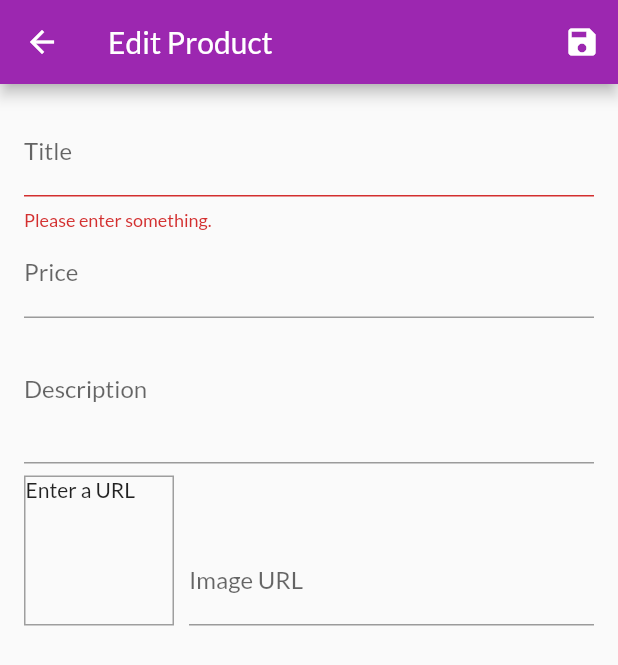
After one commit to furkanayyildiz/shop_app, a Flutter app: the EditProductScreen screen opened by its route, after a tap on the "save" icon, on a phone screen of 412 x 824 dp. The commit adds this screen. Shown: the top 665 px of the screen. Run offline on Flutter 3.47's test engine with Material 2 defaults, Android fonts, the phone set to English and light mode, and no system bars; network calls fail.

Commit message:
edit product screen form added without saving data

```diff
--- a/lib/main.dart
+++ b/lib/main.dart
@@ -10,6 +10,7 @@ import './screens/cart_screen.dart';
 import './providers/orders.dart';
 import './screens/orders_screen.dart';
 import "./screens/user_products_screen.dart";
+import "./screens/edit_product_screen.dart";
 
 void main() => runApp(MyApp());
 
@@ -35,7 +36,9 @@ class MyApp extends StatelessWidget {
           CartScreen.routeName: (ctx) => CartScreen(),
           OrdersScreen.routeName: (ctx) => OrdersScreen(),
           UserProductsScreen.routeName: (ctx) => UserProductsScreen(),
-          }),
+          EditProductScreen.routeName: (ctx) => EditProductScreen(),
+        },
+      ),
     );
   }
 }
--- a/lib/providers/product.dart
+++ b/lib/providers/product.dart
@@ -1,7 +1,7 @@
 import 'package:flutter/foundation.dart';
 
 class Product with ChangeNotifier {
-  final String id;
+  final String? id;
   final String title;
   final String description;
   final double price;
--- /dev/null
+++ b/lib/screens/edit_product_screen.dart
@@ -0,0 +1,190 @@
+import 'package:flutter/material.dart';
+
+import '../providers/product.dart';
+
+class EditProductScreen extends StatefulWidget {
+  static const routeName = '/edit-product';
+
+  @override
+  _EditProductScreenState createState() => _EditProductScreenState();
+}
+
+class _EditProductScreenState extends State<EditProductScreen> {
+  final _priceFocusNode = FocusNode();
+  final _descriptionFocusNode = FocusNode();
+  final _imageUrlController = TextEditingController();
+  final _imageUrlFocusNode = FocusNode();
+  final _form = GlobalKey<FormState>();
+  var _editedProduct = Product(
+    id: null,
+    title: '',
+    price: 0,
+    description: '',
+    imageUrl: '',
+  );
+
+  @override
+  void initState() {
+    _imageUrlFocusNode.addListener(_updateImageUrl);
+    super.initState();
+  }
+
+  @override
+  void dispose() {
+    _imageUrlFocusNode.removeListener(_updateImageUrl);
+    _priceFocusNode.dispose();
+    _descriptionFocusNode.dispose();
+    _imageUrlController.dispose();
+    _imageUrlFocusNode.dispose();
+    super.dispose();
+  }
+
+  void _updateImageUrl() {
+    if (!_imageUrlFocusNode.hasFocus) {
+      setState(() {});
+    }
+  }
+
+  void _saveForm() {
+    final isValid = _form.currentState!.validate();
+    if (!isValid) {
+      return;
+    }
+    _form.currentState?.save();
+    print(_editedProduct.title);
+    print(_editedProduct.description);
+    print(_editedProduct.price);
+    print(_editedProduct.imageUrl);
+  }
+
+  @override
+  Widget build(BuildContext context) {
+    return Scaffold(
+      appBar: AppBar(
+        title: Text('Edit Product'),
+        actions: <Widget>[
+          IconButton(
+            icon: Icon(Icons.save),
+            onPressed: _saveForm,
+          ),
+        ],
+      ),
+      body: Padding(
+        padding: const EdgeInsets.all(16.0),
+        child: Form(
+          key: _form,
+          child: ListView(
+            children: <Widget>[
+              TextFormField(
+                decoration: InputDecoration(labelText: 'Title'),
+                textInputAction: TextInputAction.next,
+                onFieldSubmitted: (_) {
+                  FocusScope.of(context).requestFocus(_priceFocusNode);
+                },
+                validator: ((value) {
+                  if (value!.isEmpty) {
+                    return "Please enter something.";
+                  }
+                  return null;
+                }),
+                onSaved: (value) {
+                  _editedProduct = Product(
+                    title: value!,
+                    price: _editedProduct.price,
+                    description: _editedProduct.description,
+                    imageUrl: _editedProduct.imageUrl,
+                    id: null,
+                  );
+                },
+              ),
+              TextFormField(
+                decoration: InputDecoration(labelText: 'Price'),
+                textInputAction: TextInputAction.next,
+                keyboardType: TextInputType.number,
+                focusNode: _priceFocusNode,
+                onFieldSubmitted: (_) {
+                  FocusScope.of(context).requestFocus(_descriptionFocusNode);
+                },
+                onSaved: (value) {
+                  _editedProduct = Product(
+                    title: _editedProduct.title,
+                    price: double.parse(value!),
+                    description: _editedProduct.description,
+                    imageUrl: _editedProduct.imageUrl,
+                    id: null,
+                  );
+                },
+              ),
+              TextFormField(
+                decoration: InputDecoration(labelText: 'Description'),
+                maxLines: 3,
+                keyboardType: TextInputType.multiline,
+                focusNode: _descriptionFocusNode,
+                onSaved: (value) {
+                  _editedProduct = Product(
+                    title: _editedProduct.title,
+                    price: _editedProduct.price,
+                    description: value!,
+                    imageUrl: _editedProduct.imageUrl,
+                    id: null,
+                  );
+                },
+              ),
+              Row(
+                crossAxisAlignment: CrossAxisAlignment.end,
+                children: <Widget>[
+                  Container(
+                    width: 100,
+                    height: 100,
+                    margin: EdgeInsets.only(
+                      top: 8,
+                      right: 10,
+                    ),
+                    decoration: BoxDecoration(
+                      border: Border.all(
+                        width: 1,
+                        color: Colors.grey,
+                      ),
+                    ),
+                    child: _imageUrlController.text.isEmpty
+                        ? Text('Enter a URL')
+                        : FittedBox(
+                            child: Image.network(
+                              _imageUrlController.text,
+                              fit: BoxFit.cover,
+                            ),
+                          ),
+                  ),
+                  Expanded(
+                    child: TextFormField(
+                      decoration: InputDecoration(labelText: 'Image URL'),
+                      keyboardType: TextInputType.url,
+                      textInputAction: TextInputAction.done,
+                      controller: _imageUrlController,
+                      focusNode: _imageUrlFocusNode,
+                      onEditingComplete: () {
+                        setState(() {});
+                      },
+                      // onFieldSubmitted: (_) {
+                      //   _saveForm();
+                      // },
+                      onSaved: (value) {
+                        _editedProduct = Product(
+                          title: _editedProduct.title,
+                          price: _editedProduct.price,
+                          description: _editedProduct.description,
+                          imageUrl: value!,
+                          id: null,
+                        );
+                      },
+                    ),
+                  ),
+                ],
+              ),
+            ],
+          ),
+        ),
+      ),
+    );
+  }
+}
--- a/lib/screens/user_products_screen.dart
+++ b/lib/screens/user_products_screen.dart
@@ -4,6 +4,7 @@ import 'package:provider/provider.dart';
 import '../providers/products.dart';
 import '../widgets/user_product_item.dart';
 import '../widgets/app_drawer.dart';
+import "./edit_product_screen.dart";
 
 class UserProductsScreen extends StatelessWidget {
   static const routeName = '/user-products';
@@ -18,7 +19,7 @@ class UserProductsScreen extends StatelessWidget {
           IconButton(
             icon: const Icon(Icons.add),
             onPressed: () {
-              // ...
+              Navigator.of(context).pushNamed(EditProductScreen.routeName);
             },
           ),
         ],
--- a/lib/widgets/product_item.dart
+++ b/lib/widgets/product_item.dart
@@ -55,7 +55,7 @@ class ProductItem extends StatelessWidget {
               Icons.shopping_cart,
             ),
             onPressed: () {
-              cart.addItem(product.id, product.price, product.title);
+              cart.addItem(product.id!, product.price, product.title);
               ScaffoldMessenger.of(context).hideCurrentSnackBar();
               ScaffoldMessenger.of(context).showSnackBar(
                 SnackBar(
@@ -66,7 +66,7 @@ class ProductItem extends StatelessWidget {
                   action: SnackBarAction(
                     label: 'UNDO',
                     onPressed: () {
-                      cart.removeSingleItem(product.id);
+                      cart.removeSingleItem(product.id!);
                     },
                   ),
                 ),
```
Lines whose indentation alone changed are shown as unchanged.
